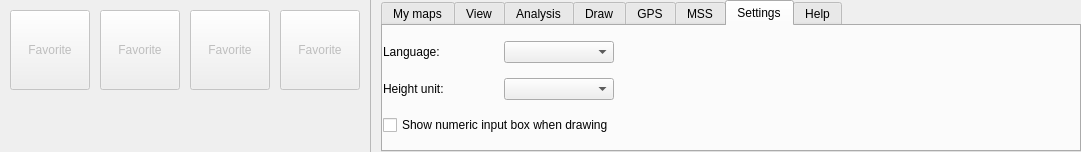
First picture: the form in src/ui/qgsribbontopwidget.ui, repository kadas-albireo/kadas-albireo, before the edit.
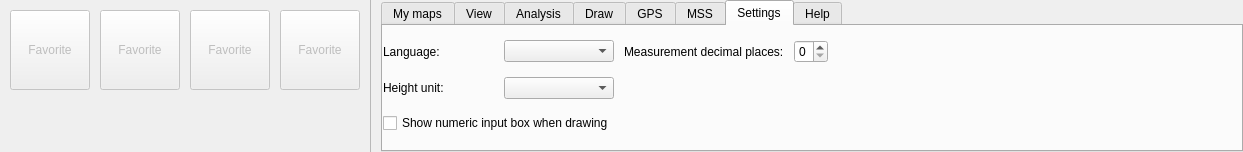
Second picture: the form after the edit. The open tabs and pages were chosen to show the change. Icons and pictures are not drawn. Custom widgets are drawn as their Qt base class.

Commit message: Add spinbox to ribbon settings tab configure decimal places displayed in measurements

Patch:
```diff
--- a/src/ui/qgsribbontopwidget.ui
+++ b/src/ui/qgsribbontopwidget.ui
@@ -1940,7 +1940,7 @@
           </property>
           <item>
            <layout class="QGridLayout" name="mGridLayoutSettings">
-            <item row="2" column="0" colspan="2">
+            <item row="3" column="0" colspan="2">
              <widget class="QCheckBox" name="mNumericInputCheckbox">
               <property name="text">
                <string>Show numeric input box when drawing</string>
@@ -1964,9 +1964,23 @@
               </property>
              </widget>
             </item>
+            <item row="0" column="2">
+             <widget class="QLabel" name="mLabelDecimalPlaces">
+              <property name="text">
+               <string>Measurement decimal places:</string>
+              </property>
+             </widget>
+            </item>
             <item row="1" column="1">
              <widget class="QComboBox" name="mHeightUnitCombo"/>
             </item>
+            <item row="0" column="3">
+             <widget class="QSpinBox" name="mSpinBoxDecimalPlaces">
+              <property name="maximum">
+               <number>4</number>
+              </property>
+             </widget>
+            </item>
            </layout>
           </item>
           <item>
```
The commit also changes 2 other files.
